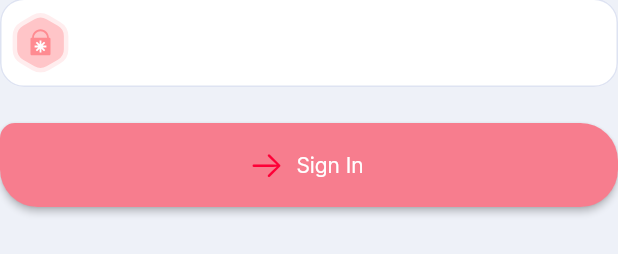
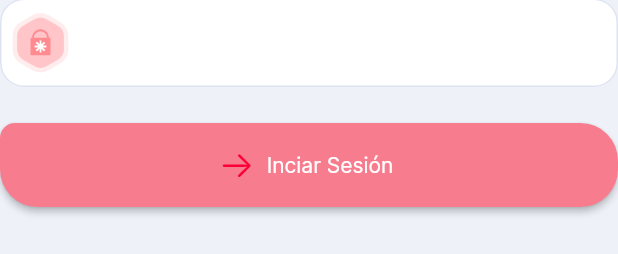
Before and after one commit to stevenmsd/animated_elements_flutter, a Flutter app: the SignInForm widget shown alone on an empty page, opened directly, on a phone screen of 412 x 824 dp. Shown: the part 189-443 px from the top of the screen. Run offline on Flutter 3.47's test engine with Material 2 defaults, Android fonts, the phone set to English and light mode, and no system bars; our stand-ins replace flutter_svg, rive.

```diff
--- a/lib/screens/components/animated_btn.dart
+++ b/lib/screens/components/animated_btn.dart
@@ -30,7 +30,7 @@ class AnimatedBtn extends StatelessWidget {
                 children: const [
                   Icon(CupertinoIcons.arrow_right),
                   Text(
-                    "Start the course",
+                    "Inicia Ahora",
                     style: TextStyle(fontWeight: FontWeight.w600),
                   ),
                 ],
--- a/lib/screens/components/custom_sign_in_dialog.dart
+++ b/lib/screens/components/custom_sign_in_dialog.dart
@@ -37,13 +37,13 @@ Future<Object?> customSignInDialog(BuildContext context,
                     Column(
                       children: [
                         const Text(
-                          "Sign In",
+                          "Inciar Sesión",
                           style: TextStyle(fontSize: 34, fontFamily: "Poppins"),
                         ),
                         const Padding(
                           padding: EdgeInsets.symmetric(vertical: 16),
                           child: Text(
-                            "Access to 240+ hours pf content. Learn design and code, by building real apps with Flutter and Swift",
+                            "Acceso las 24, una herramienta muy útil para tu dia a dia",
                             textAlign: TextAlign.center,
                           ),
                         ),
--- a/lib/screens/components/sign_in_form.dart
+++ b/lib/screens/components/sign_in_form.dart
@@ -60,7 +60,7 @@ class SignInForm extends StatelessWidget {
                 CupertinoIcons.arrow_right,
                 color: Color(0xFFFE0037),
               ),
-              label: const Text("Sign In")),
+              label: const Text("Inciar Sesión")),
         )
       ],
     ));
```
Also changed, not shown: lib/screens/onboding/onboding_screen.dart (+5 -8 lines).
